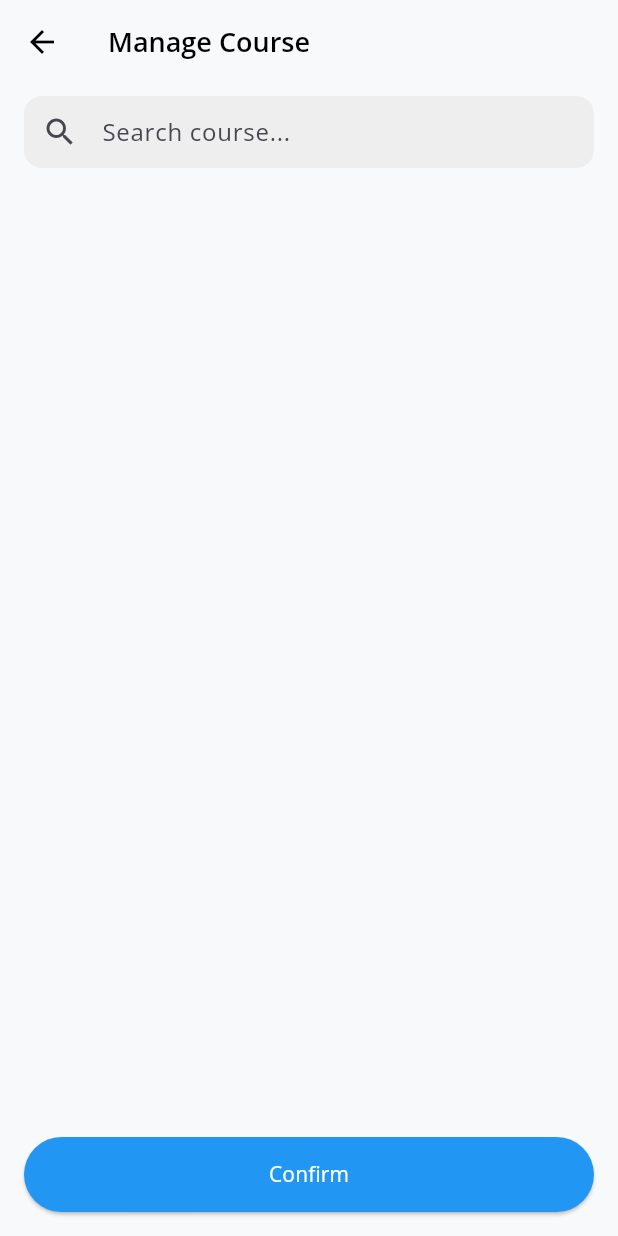
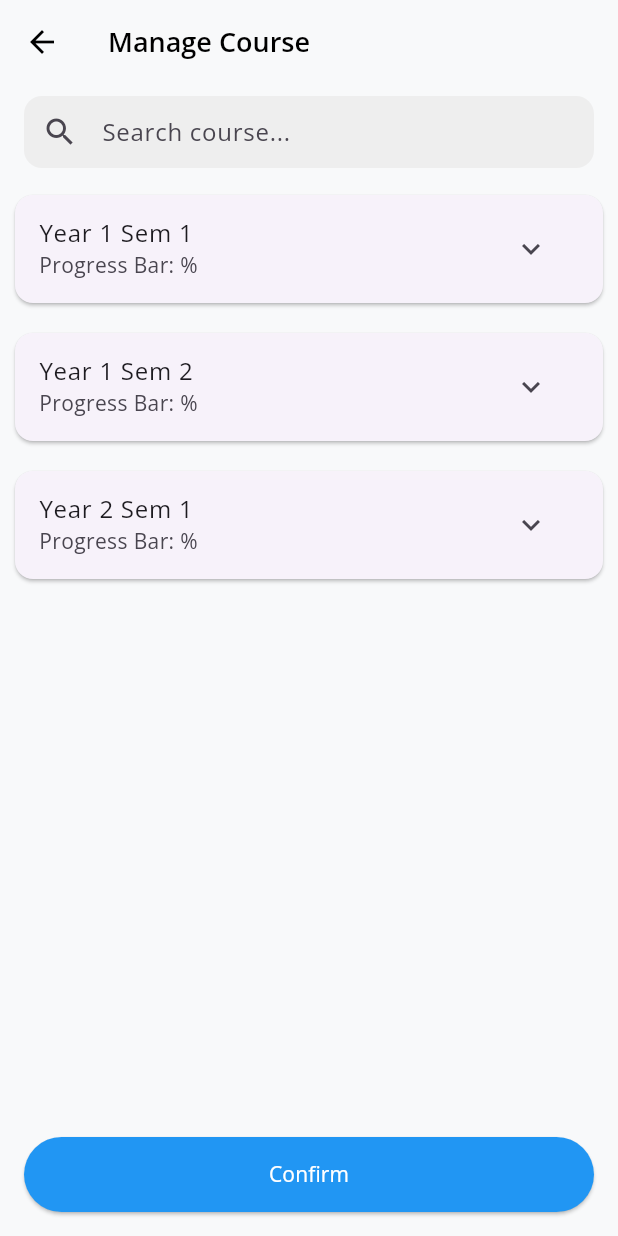
Before and after one commit to 6610685353/cn-planner, a Flutter app: the ManageCoursePage screen opened by its route, on a phone screen of 412 x 824 dp. Run offline on Flutter 3.47's test engine with Material 3 defaults, Android fonts, the phone set to English and light mode, and no system bars; our stand-ins replace cloud_firestore, firebase_auth, firebase_core; accounts and stored records are empty.

Commit message:
link manage page to mock_data.json (yearCourse, subject)

```diff
--- a/cn_planner_app/lib/features/manage/views/manage_course_page.dart
+++ b/cn_planner_app/lib/features/manage/views/manage_course_page.dart
@@ -2,12 +2,52 @@ import 'package:cn_planner_app/core/constants/app_colors.dart';
 import 'package:cn_planner_app/features/manage/widgets/search_box.dart';
 import 'package:cn_planner_app/features/manage/widgets/year_course.dart';
 import 'package:flutter/material.dart';
+import 'package:flutter/services.dart';
+import 'dart:convert';
 
-class ManageCoursePage extends StatelessWidget {
+class ManageCoursePage extends StatefulWidget {
   const ManageCoursePage({super.key});
 
   @override
+  State<ManageCoursePage> createState() => _ManageCoursePage();
+}
+
+class _ManageCoursePage extends State<ManageCoursePage> {
+  Map<String, dynamic> _data = {};
+  bool _isLoading = true;
+
+  @override
+  void initState() {
+    super.initState();
+    _loadJsonData();
+  }
+
+  Future<void> _loadJsonData() async {
+    final String response = await rootBundle.loadString('assets/mock_data.json');
+    final data = await json.decode(response);
+
+    setState(() {
+      _data = data;
+      _isLoading = false;
+    });
+  }
+
+  @override
   Widget build(BuildContext context) {
+    if (_isLoading) {
+      return const Scaffold(body: Center(child: CircularProgressIndicator()));
+    }
+
+    // List<Map<String, dynamic>> allSem = [];
+
+    // _data['year_course'].forEach((yearKey, sems) {
+    //   sems.forEach((semKey, course){
+    //     allSem.add({
+    //       "year"
+    //     })
+    //   });
+    // });
+
     return Scaffold(
       appBar: AppBar(
         backgroundColor: AppColors.background,
@@ -23,13 +63,21 @@ class ManageCoursePage extends StatelessWidget {
         children: [
           SearchBox(),
           Expanded(
-            child: ListView(
-              children: [ //4 year courses
+            child: ListView.builder(
+              itemCount: _data['year_course'].length,
+              itemBuilder: (context, index) {
+                String key = _data['year_course'].keys.elementAt(index);
+                dynamic value = _data['year_course'][key];
 
-              ],
-            ))
+                return YearCourseBox(yearCourse: value, subject: _data['subject'],);
+              }
+            )
+          )
         ],
       )
+      // body: Center(
+      //   child: Text("Output: ${_data['year_course']['1']}")
+      // )
       ,
       bottomNavigationBar: Padding(
         padding: const EdgeInsets.all(16.0),
--- a/cn_planner_app/lib/features/manage/widgets/year_course.dart
+++ b/cn_planner_app/lib/features/manage/widgets/year_course.dart
@@ -2,11 +2,13 @@ import 'package:cn_planner_app/features/manage/widgets/subject_box.dart';
 import 'package:flutter/material.dart';
 
 class YearCourseBox extends StatefulWidget {
-  final Map<String, dynamic> allCourse; //contain all course in specific year
+  final Map<String, dynamic> yearCourse; //contain all course in specific year
+  final Map<String, dynamic> subject;
 
   const YearCourseBox({
     super.key,
-    required this.allCourse,
+    required this.yearCourse,
+    required this.subject,
   });
 
   @override
@@ -23,7 +25,7 @@ class _YearCourseBox extends State<YearCourseBox> {
       child: Column(
         children: [
           ListTile(
-            title: const Text('Course Details'),
+            title: Text("Year ${widget.yearCourse['year'].toString()} Sem ${widget.yearCourse['sem'].toString()}"),
             subtitle: Text('Progress Bar: %'),
             trailing: IconButton(
               icon: Icon(_isExpanded ? Icons.keyboard_arrow_up : Icons.keyboard_arrow_down),
@@ -36,13 +38,19 @@ class _YearCourseBox extends State<YearCourseBox> {
           ),
           // ถ้า _isExpanded เป็น true จะแสดงข้อมูลข้างล่างนี้
           if (_isExpanded)
-            for (var item in widget.allCourse['subject']) //Show all Subject in this year
-              SubjectBox(
-                title: item['title'],
-                subtitle: "Subject full title",
-                trailingChar: "B",
-                initialValue: false,
-                onChanged: (val) {})
+            Padding(
+              padding: const EdgeInsets.symmetric(horizontal: 10.0),
+              child: Column(
+                children: (widget.yearCourse['courses'] as List).map((course) {
+                  return SubjectBox(
+                    title: course,
+                    subtitle: widget.subject[course]["subject name"],
+                    trailingChar: "A",
+                    initialValue: false,
+                    onChanged: (val) {});
+                }).toList(),
+              ),
+            )
         ],
       ),
     );
```
